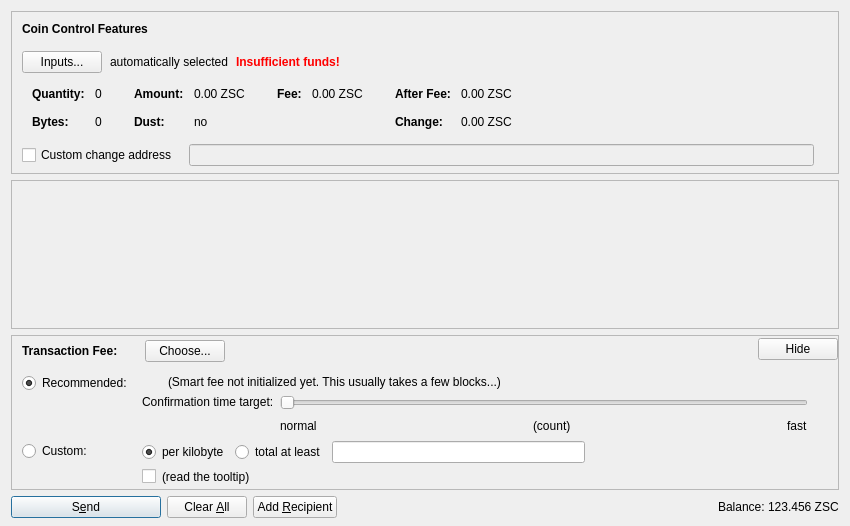
Old version of the form src/qt/forms/sendcoinsdialog.ui in the repository skullcoin-project/skullcoin.
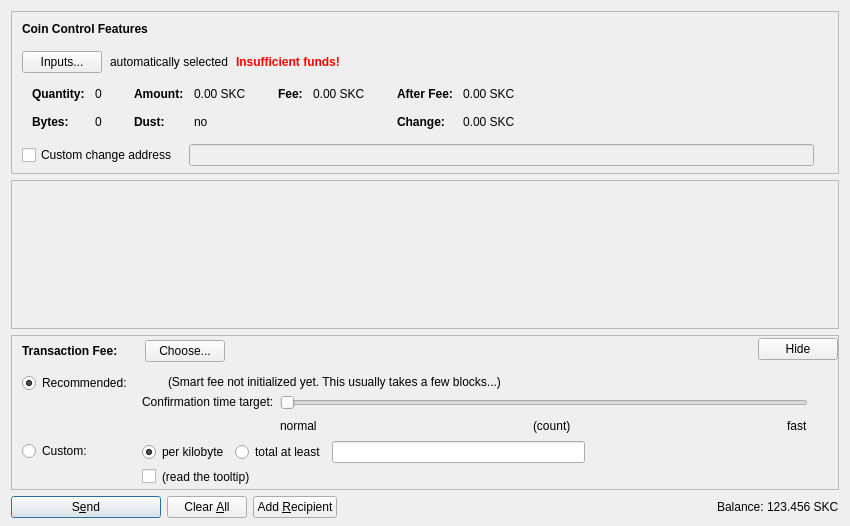
New version of the form. Icons and pictures are not drawn. Custom widgets are drawn as their Qt base class.

Patch:
```diff
--- a/src/qt/forms/sendcoinsdialog.ui
+++ b/src/qt/forms/sendcoinsdialog.ui
@@ -324,7 +324,7 @@
                   <enum>Qt::ActionsContextMenu</enum>
                  </property>
                  <property name="text">
-                  <string notr="true">0.00 ZSC</string>
+                  <string notr="true">0.00 SKC</string>
                  </property>
                  <property name="textInteractionFlags">
                   <set>Qt::LinksAccessibleByMouse|Qt::TextSelectableByKeyboard|Qt::TextSelectableByMouse</set>
@@ -404,7 +404,7 @@
                   <enum>Qt::ActionsContextMenu</enum>
                  </property>
                  <property name="text">
-                  <string notr="true">0.00 ZSC</string>
+                  <string notr="true">0.00 SKC</string>
                  </property>
                  <property name="textInteractionFlags">
                   <set>Qt::LinksAccessibleByMouse|Qt::TextSelectableByKeyboard|Qt::TextSelectableByMouse</set>
@@ -455,7 +455,7 @@
                   <enum>Qt::ActionsContextMenu</enum>
                  </property>
                  <property name="text">
-                  <string notr="true">0.00 ZSC</string>
+                  <string notr="true">0.00 SKC</string>
                  </property>
                  <property name="textInteractionFlags">
                   <set>Qt::LinksAccessibleByMouse|Qt::TextSelectableByKeyboard|Qt::TextSelectableByMouse</set>
@@ -484,7 +484,7 @@
                   <enum>Qt::ActionsContextMenu</enum>
                  </property>
                  <property name="text">
-                  <string notr="true">0.00 ZSC</string>
+                  <string notr="true">0.00 SKC</string>
                  </property>
                  <property name="textInteractionFlags">
                   <set>Qt::LinksAccessibleByMouse|Qt::TextSelectableByKeyboard|Qt::TextSelectableByMouse</set>
@@ -1290,7 +1290,7 @@
           <cursorShape>IBeamCursor</cursorShape>
          </property>
          <property name="text">
-          <string notr="true">123.456 ZSC</string>
+          <string notr="true">123.456 SKC</string>
          </property>
          <property name="textInteractionFlags">
           <set>Qt::LinksAccessibleByMouse|Qt::TextSelectableByKeyboard|Qt::TextSelectableByMouse</set>
```
Left out of the diff: 4 changed lines with no effect on the pictures.
